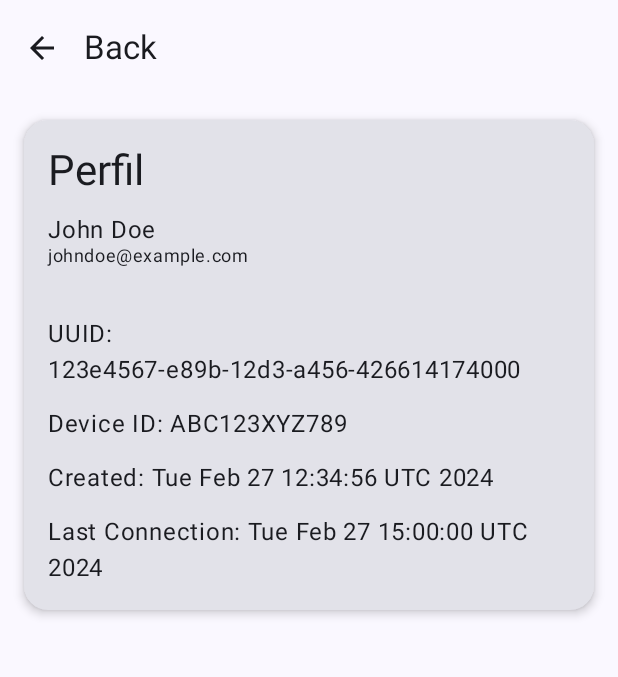
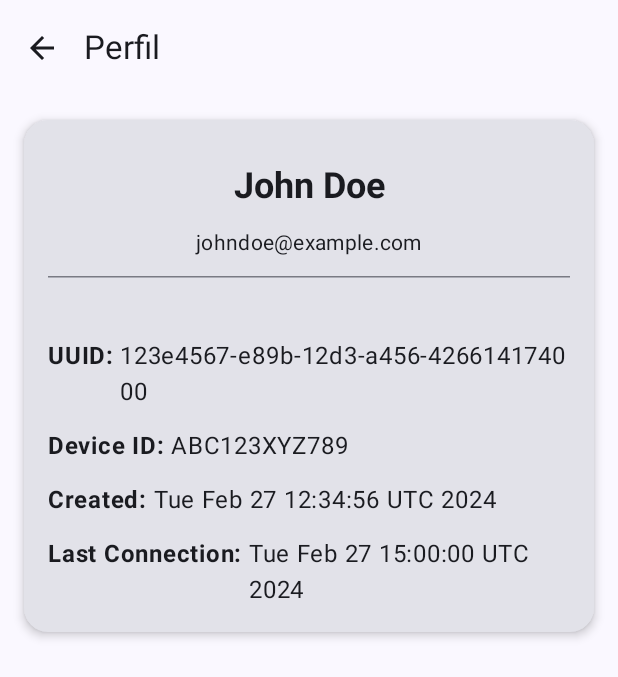
Before and after one commit to AleixCSola/Patinfly-25, an Android app built with Jetpack Compose: the ProfileActivity screen opened directly, with no data from a screen before it, on a phone screen of 412 x 824 dp. Shown: the top 677 px of the screen. Run offline under Robolectric (Android 15) with nearby library versions, the phone set to English and light mode, and no system bars.

Commit message:
Foto de perfil de la bici a BikeDetailScreen + millora perfil

```diff
--- a/app/src/main/java/cat/deim/asm_32/patinfly/presentation/bikes/BikeListScreen.kt
+++ b/app/src/main/java/cat/deim/asm_32/patinfly/presentation/bikes/BikeListScreen.kt
@@ -10,7 +10,7 @@ import androidx.compose.foundation.layout.fillMaxSize
 import androidx.compose.foundation.layout.fillMaxWidth
 import androidx.compose.foundation.layout.height
 import androidx.compose.foundation.layout.padding
-import androidx.compose.foundation.layout.width
+import androidx.compose.foundation.layout.size
 import androidx.compose.foundation.lazy.LazyColumn
 import androidx.compose.foundation.lazy.items
 import androidx.compose.material3.Card
@@ -130,7 +130,6 @@ fun EachBike(bici: Bike, onDetailsClick: () -> Unit = {}) {
                     .clip(RoundedCornerShape(36.dp))
             )
             Spacer(modifier = Modifier.height(12.dp))
-
             Row(
                 modifier = Modifier.fillMaxWidth(),
                 horizontalArrangement = Arrangement.SpaceBetween
@@ -183,12 +182,25 @@ fun BikeDetailScreen(
                 modifier = Modifier.padding(16.dp),
                 verticalArrangement = Arrangement.spacedBy(12.dp)
             ) {
-                Text(
-                    text = bike.name,
-                    style = MaterialTheme.typography.headlineLarge,
-                    fontWeight = FontWeight.Bold
-                )
+                Row(
+                    verticalAlignment = androidx.compose.ui.Alignment.CenterVertically,
+                    horizontalArrangement = Arrangement.spacedBy(12.dp),
+                    modifier = Modifier.fillMaxWidth()
+                ) {
+                    Image(
+                        painter = painterResource(id = R.drawable.bike_card),
+                        contentDescription = "Foto de la bici",
+                        modifier = Modifier
+                            .size(64.dp)
+                            .clip(RoundedCornerShape(32.dp))
+                    )
 
+                    Text(
+                        text = bike.name,
+                        style = MaterialTheme.typography.headlineSmall,
+                        fontWeight = FontWeight.Bold
+                    )
+                }
                 HorizontalDivider()
                 Detalles("ID:", bike.uuid)
                 Detalles("Tipo:", bike.type.name)
@@ -198,6 +210,7 @@ fun BikeDetailScreen(
         }
     }
 }
+
 
 @Composable
 private fun Detalles(texto: String, valor: String) {
--- a/app/src/main/java/cat/deim/asm_32/patinfly/presentation/profile/ProfileScreen.kt
+++ b/app/src/main/java/cat/deim/asm_32/patinfly/presentation/profile/ProfileScreen.kt
@@ -22,7 +22,7 @@ fun ProfileScreen(usuari: UserModel) {
     Scaffold(
         topBar = {
             TopAppBar(
-                title = { Text("Back") },
+                title = { Text("Perfil") },
                 navigationIcon = {
                     IconButton(onClick = {
                         ActivityCompat.finishAfterTransition(context as ComponentActivity)
@@ -49,27 +49,40 @@ fun ProfileScreen(usuari: UserModel) {
             ) {
                 Column(
                     modifier = Modifier
-                        .padding(16.dp),
-                    verticalArrangement = Arrangement.spacedBy(12.dp)
+                        .padding(16.dp)
+                        .fillMaxWidth(),
+                    verticalArrangement = Arrangement.spacedBy(12.dp),
+                    horizontalAlignment = androidx.compose.ui.Alignment.CenterHorizontally
                 ) {
-                    Text("Perfil", style = MaterialTheme.typography.headlineMedium)
-
-                    Row(
-                        verticalAlignment = androidx.compose.ui.Alignment.CenterVertically,
-                        horizontalArrangement = Arrangement.spacedBy(16.dp)
-                    ) {
-                        Column {
-                            Text(usuari.name, style = MaterialTheme.typography.bodyLarge)
-                            Text(usuari.email, style = MaterialTheme.typography.bodySmall)
-                        }
-                    }
-                    Spacer(modifier = Modifier.height(8.dp))
-                    Text("UUID: ${usuari.uuid}")
-                    Text("Device ID: ${usuari.deviceId}")
-                    Text("Created: ${usuari.creationDate}")
-                    Text("Last Connection: ${usuari.lastConnection}")
+                    Spacer(modifier = Modifier.width(2.dp))
+                    Text(
+                        text = usuari.name,
+                        style = MaterialTheme.typography.headlineSmall.copy(fontWeight = FontWeight.Bold)
+                    )
+                    Text(
+                        text = usuari.email,
+                        style = MaterialTheme.typography.bodyMedium
+                    )
+                    HorizontalDivider()
+                    Spacer(modifier = Modifier.height(16.dp))
+                    DetallesText("UUID:", usuari.uuid)
+                    DetallesText("Device ID:", usuari.deviceId)
+                    DetallesText("Created:", usuari.creationDate.toString())
+                    DetallesText("Last Connection:", usuari.lastConnection.toString())
                 }
             }
         }
     }
 }
+
+@Composable
+fun DetallesText(label: String, value: String) {
+    Row(modifier = Modifier.fillMaxWidth()) {
+        Text(
+            text = label,
+            fontWeight = FontWeight.Bold
+        )
+        Spacer(modifier = Modifier.width(4.dp))
+        Text(text = value)
+    }
+}
```
